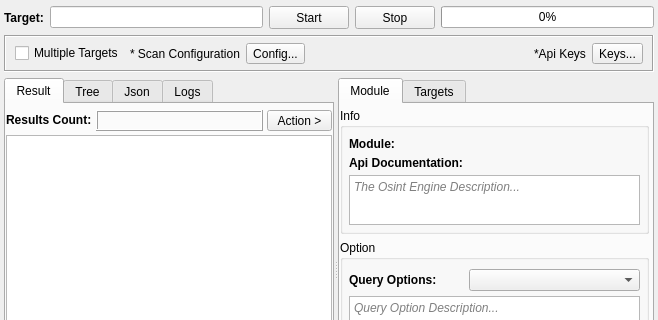
Before: the Qt Designer form sub3suite/src/engines/raw/Raw.ui in 3nock/OTE, drawn with Qt 5; both pictures show x 0 to 658 and y 0 to 320 of the 658 by 459 pixel window.
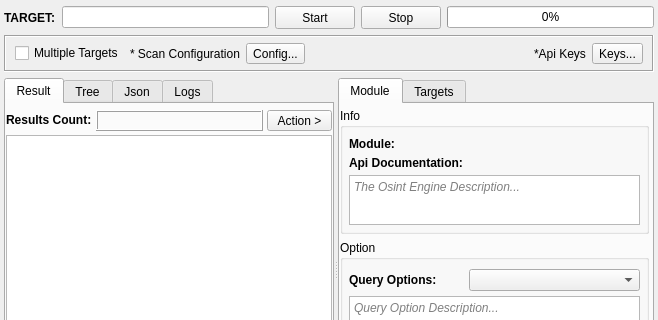
After: the same form once the commit is applied. Custom widgets are drawn as their Qt base class.

Diff of the .ui file:
```diff
--- a/sub3suite/src/engines/raw/Raw.ui
+++ b/sub3suite/src/engines/raw/Raw.ui
@@ -37,7 +37,7 @@
         </font>
        </property>
        <property name="text">
-        <string>Target:</string>
+        <string>TARGET:</string>
        </property>
       </widget>
      </item>
```
Left out of the diff: 3 changed lines with no effect on the pictures.
